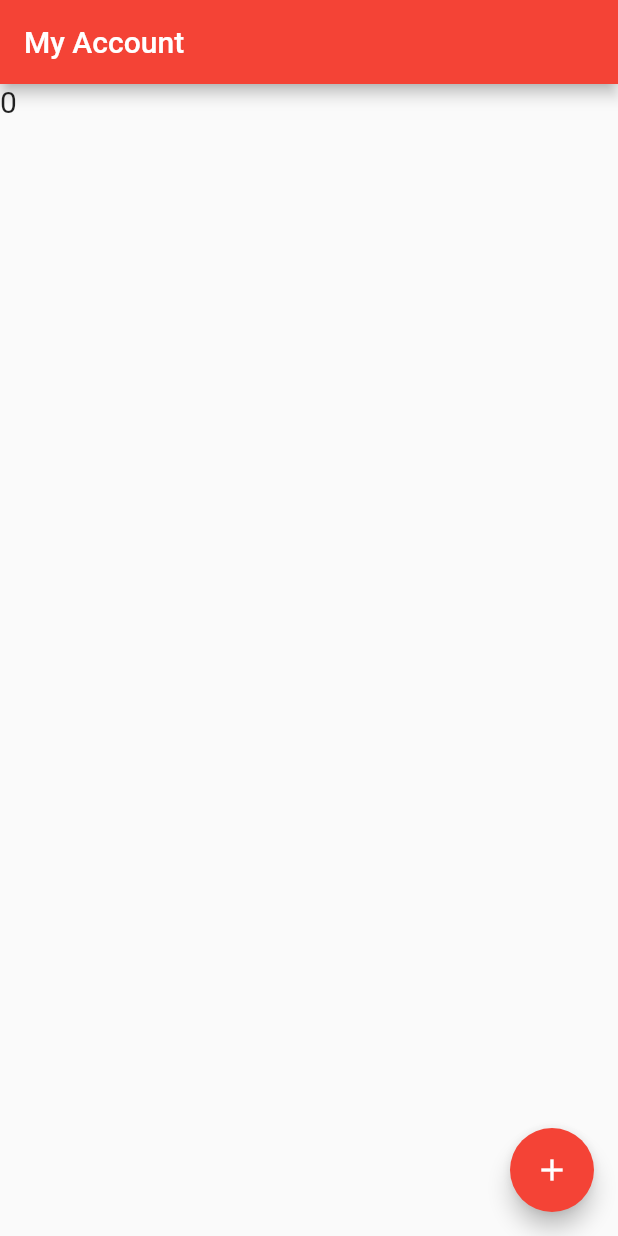
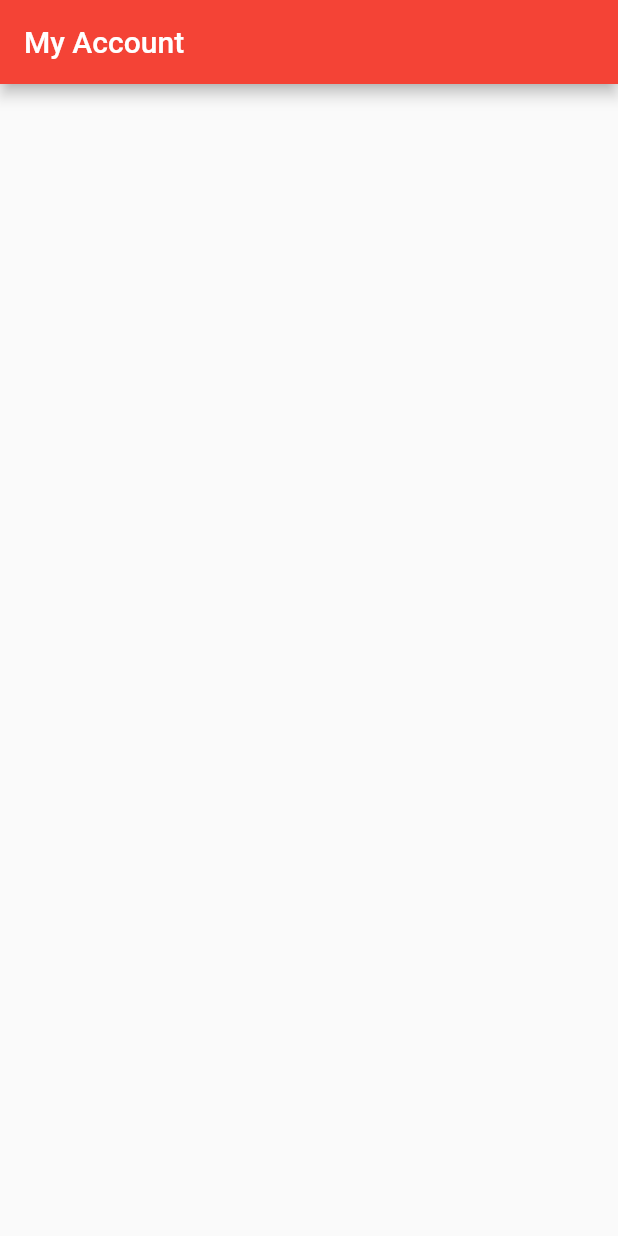
Before and after one commit to sarawut-bank/Appsara, a Flutter app: the screen it shows after launch, on a phone screen of 412 x 824 dp. Run offline on Flutter 3.47's test engine with Material 2 defaults, Android fonts, the phone set to English and light mode, and no system bars.

Commit message:
install HTTP Package

```diff
--- a/lib/main.dart
+++ b/lib/main.dart
@@ -24,8 +24,6 @@ class MyHomepage extends StatefulWidget {
 }
 
 class _MyHomepageState extends State<MyHomepage> {
-  int number = 0;
-
   @override
   void initState() {
     // TODO: implement initState
@@ -41,20 +39,7 @@ class _MyHomepageState extends State<MyHomepage> {
         title: Text("My Account"),
       ),
       body: Column(
-        children: [
-          Text(
-            number.toString(),
-            style: TextStyle(fontSize: 20),
-          )
-        ],
-      ),
-      floatingActionButton: FloatingActionButton(
-        onPressed: () {
-          setState(() {
-            number++;
-          });
-        },
-        child: Icon(Icons.add),
+        children: [],
       ),
     );
   }
--- a/pubspec.yaml
+++ b/pubspec.yaml
@@ -37,6 +37,7 @@ dependencies:
   cupertino_icons: ^1.0.2
   flutter_launcher_icons: ^0.9.3
   intl: ^0.17.0
+  http: ^0.13.4
 
 flutter_icons:
   android: true
```
Also changed, not shown: pubspec.lock.
